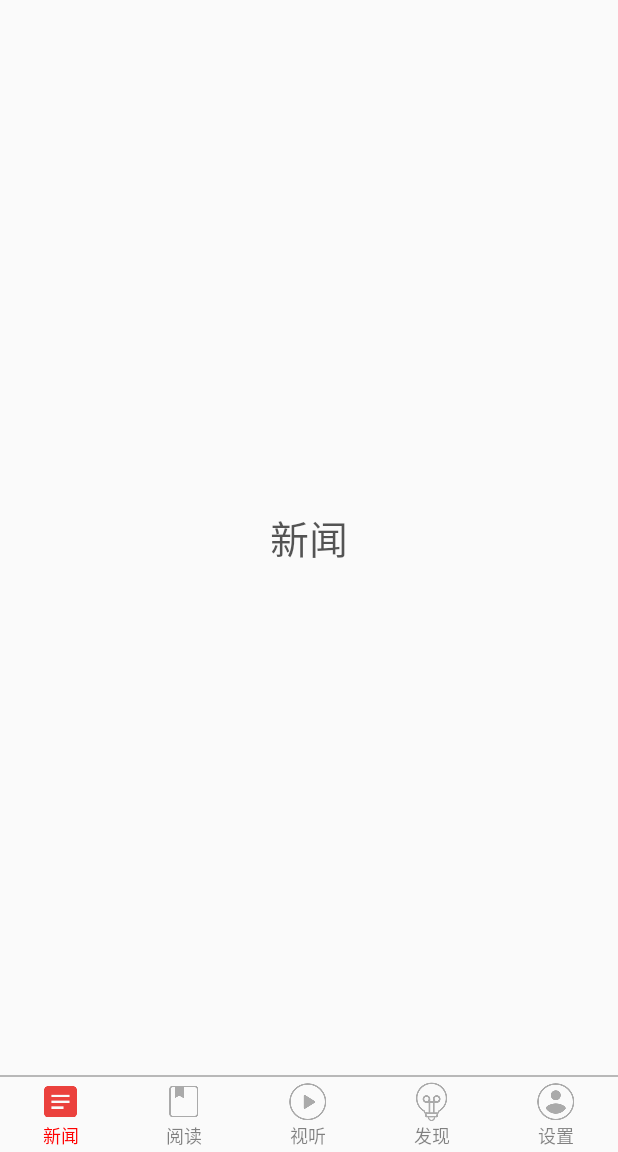
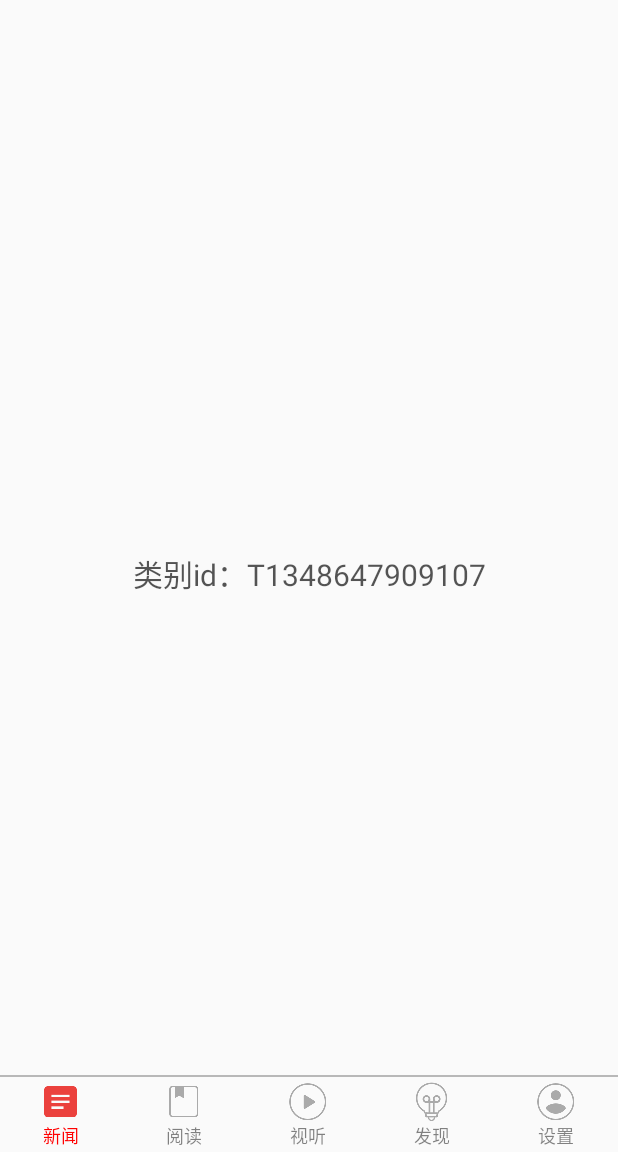
Before and after one commit to Jhonson2/NewsClientTest, an Android app: the MainFragment01 screen opened directly, with no data from a screen before it, on a phone screen of 412 x 824 dp, the part 84-1236 px from its top. Run offline under Robolectric (Android 15) with nearby library versions, the phone set to English and light mode, and no system bars.

Commit message:
TabLayout新闻类别初始化+ViewPager嵌套使用

```diff
--- a/app/src/main/java/com/example/dellc/newsclienttest/fragment/BaseFragment.java
+++ b/app/src/main/java/com/example/dellc/newsclienttest/fragment/BaseFragment.java
@@ -14,7 +14,7 @@ import android.widget.Toast;
  */
 
 public abstract class BaseFragment extends Fragment{
-    protected View mRoot;
+    protected View mRootView;
     protected Activity mActivity;
 
 
@@ -27,15 +27,15 @@ public abstract class BaseFragment extends Fragment{
     @Nullable
     @Override
     public View onCreateView(LayoutInflater inflater, @Nullable ViewGroup container, @Nullable Bundle savedInstanceState) {
-        if (mRoot == null) {
-            mRoot = LayoutInflater.from(getContext())
+        if (mRootView == null) {
+            mRootView = LayoutInflater.from(getContext())
                     .inflate(getLayoutRes(), container, false);
 
             initView();
             initListener();
             initData();
         }
-        return mRoot;
+        return mRootView;
 
     }
     /** 返回一个Fragment要显示的布局界面 */
--- a/app/src/main/java/com/example/dellc/newsclienttest/fragment/MainFragment01.java
+++ b/app/src/main/java/com/example/dellc/newsclienttest/fragment/MainFragment01.java
@@ -1,13 +1,25 @@
 package com.example.dellc.newsclienttest.fragment;
+
+import android.support.design.widget.TabLayout;
+import android.support.v4.app.Fragment;
+import android.support.v4.app.FragmentPagerAdapter;
+import android.support.v4.view.ViewPager;
+import android.view.View;
 
 import com.example.dellc.newsclienttest.BaseActivity;
 import com.example.dellc.newsclienttest.R;
+
+import java.util.ArrayList;
+import java.util.List;
 
 /**
  * Created by dellc on 2017/6/27.
  */
 
 public class MainFragment01 extends BaseFragment {
+    private TabLayout tabLayout;
+    private ViewPager viewPager;
+
     @Override
     protected int getLayoutRes() {
         return R.layout.fragment_main_01;
@@ -20,7 +32,50 @@ public class MainFragment01 extends BaseFragment {
 
     @Override
     protected void initView() {
+        tabLayout= (TabLayout) mRootView.findViewById(R.id.tab_layout);
+        viewPager= (ViewPager) mRootView.findViewById(R.id.view_pager_02);
+        initViewPager();
 
+
+    }
+        //显示Viewpager和TabLayout
+    private void initViewPager() {
+        final String[] titles = new String[] {
+                "头条", "社会", "科技", "财经", "体育", "汽车"
+        };
+
+        final String[] channelId = new String[] {
+                "T1348647909107",
+                "T1348648037603",
+                "T1348649580692",
+                "T1348648756099",
+                "T1348649079062",
+                "T1348654060988",
+        };
+
+        //创建新闻的6个fragment
+        final List<Fragment> fragments = new ArrayList<>();
+        //通过循环fragments遍历
+        for (int i = 0; i < titles.length; i++) {
+            NewsItemFragment fragment = new NewsItemFragment();
+           //设置新闻类别id
+            fragment.setChannelId(channelId[i]);
+            fragments.add(fragment);
+        }
+
+        viewPager.setAdapter(new FragmentPagerAdapter(
+                getChildFragmentManager()) {
+
+            @Override
+            public Fragment getItem(int position) {
+                return fragments.get(position);
+            }
+
+            @Override
+            public int getCount() {
+                return fragments.size();
+            }
+        });
     }
 
     @Override
--- /dev/null
+++ b/app/src/main/java/com/example/dellc/newsclienttest/fragment/NewsItemFragment.java
@@ -0,0 +1,43 @@
+package com.example.dellc.newsclienttest.fragment;
+
+import android.widget.TextView;
+
+import com.example.dellc.newsclienttest.R;
+
+/**
+ * Created by dellc on 2017/6/27.
+ */
+
+public class NewsItemFragment extends BaseFragment{
+    private TextView textView;
+
+    /** 新闻类别id */
+    private String channelId;
+
+    /*设置新闻类别id*/
+    public void setChannelId(String channelId) {
+        this.channelId = channelId;
+    }
+
+    @Override
+    protected int getLayoutRes() {
+        return R.layout.fragment_news_item;
+    }
+
+    @Override
+    protected void initListener() {
+
+    }
+
+    @Override
+    protected void initView() {
+        textView= (TextView) mRootView.findViewById(R.id.tv_01);
+        textView.setText("类别id："+channelId);
+
+    }
+
+    @Override
+    protected void initData() {
+
+    }
+}
--- a/app/src/main/res/layout/fragment_main_01.xml
+++ b/app/src/main/res/layout/fragment_main_01.xml
@@ -6,11 +6,15 @@
     android:layout_width="match_parent"
     android:layout_height="match_parent">
 
-    <TextView
-        android:layout_width="wrap_content"
-        android:layout_height="wrap_content"
-        android:text="新闻"
-        android:textColor="#a000"
-        android:textSize="26sp"/>
+    <android.support.design.widget.TabLayout
+        android:id="@+id/tab_layout"
+        android:layout_width="match_parent"
+        android:layout_height="wrap_content"/>
+
+    <android.support.v4.view.ViewPager
+        android:id="@+id/view_pager_02"
+        android:layout_weight="1"
+        android:layout_width="match_parent"
+        android:layout_height="0dp"/>
 
 </LinearLayout>
--- /dev/null
+++ b/app/src/main/res/layout/fragment_news_item.xml
@@ -0,0 +1,20 @@
+<?xml version="1.0" encoding="utf-8"?>
+<LinearLayout
+    xmlns:android="http://schemas.android.com/apk/res/android"
+    android:orientation="vertical"
+    android:gravity="center"
+    android:layout_width="match_parent"
+    android:layout_height="match_parent">
+
+    <TextView
+        android:id="@+id/tv_01"
+        android:layout_width="match_parent"
+        android:layout_height="wrap_content"
+        android:layout_centerInParent="true"
+        android:ellipsize="end"
+        android:maxLines="1"
+        android:gravity="center"
+        android:text="文本"
+        android:textColor="#aa000000"
+        android:textSize="20sp"/>
+</LinearLayout>
```
